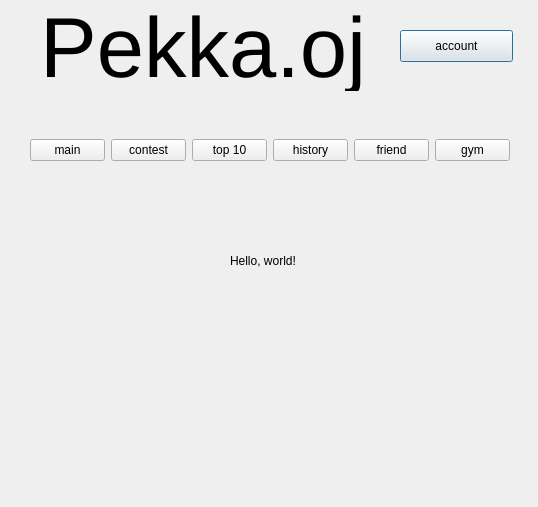
Qt form main.ui (trantienkhoa13/pta6final) before a commit.
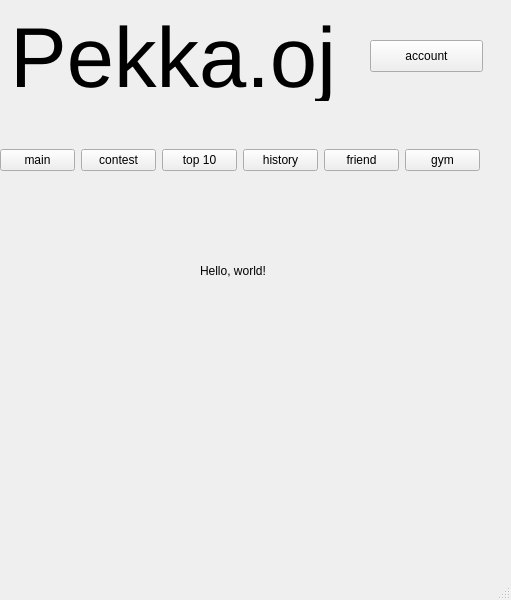
The same form after that commit. Icons and pictures are not drawn.

```diff
--- a/main.ui
+++ b/main.ui
@@ -1,23 +1,24 @@
 <?xml version="1.0" encoding="UTF-8"?>
 <ui version="4.0">
- <class>Dialog</class>
- <widget class="QDialog" name="Dialog">
+ <class>MainWindow</class>
+ <widget class="QMainWindow" name="MainWindow">
   <property name="geometry">
    <rect>
     <x>0</x>
     <y>0</y>
-    <width>538</width>
-    <height>507</height>
+    <width>511</width>
+    <height>600</height>
    </rect>
   </property>
   <property name="windowTitle">
    <string>Dialog</string>
   </property>
-  <widget class="QLabel" name="label">
+  <widget class="QWidget" name="centralwidget">
+   <widget class="QLabel" name="page_name">
    <property name="geometry">
     <rect>
-     <x>40</x>
-     <y>0</y>
+      <x>10</x>
+      <y>10</y>
      <width>361</width>
      <height>91</height>
     </rect>
@@ -26,94 +27,11 @@
     <string>&lt;html&gt;&lt;head/&gt;&lt;body&gt;&lt;p&gt;&lt;span style=&quot; font-size:64pt;&quot;&gt;Pekka.oj&lt;/span&gt;&lt;/p&gt;&lt;/body&gt;&lt;/html&gt;</string>
    </property>
   </widget>
-  <widget class="QLabel" name="label_3">
-   <property name="geometry">
-    <rect>
-     <x>20</x>
-     <y>280</y>
-     <width>181</width>
-     <height>51</height>
-    </rect>
-   </property>
-   <property name="text">
-    <string/>
-   </property>
-  </widget>
-  <widget class="QPushButton" name="pushButton_8">
-   <property name="geometry">
-    <rect>
-     <x>400</x>
-     <y>30</y>
-     <width>113</width>
-     <height>32</height>
-    </rect>
-   </property>
-   <property name="text">
-    <string>account</string>
-   </property>
-  </widget>
-  <widget class="QLabel" name="label_2">
-   <property name="geometry">
-    <rect>
-     <x>10</x>
-     <y>260</y>
-     <width>261</width>
-     <height>201</height>
-    </rect>
-   </property>
-   <property name="minimumSize">
-    <size>
-     <width>10</width>
-     <height>10</height>
-    </size>
-   </property>
-   <property name="text">
-    <string/>
-   </property>
-   <property name="pixmap">
-    <pixmap>../anh/li6r743gez7f1.png</pixmap>
-   </property>
-   <property name="scaledContents">
-    <bool>true</bool>
-   </property>
-  </widget>
-  <widget class="QLabel" name="label_4">
-   <property name="geometry">
-    <rect>
-     <x>190</x>
-     <y>210</y>
-     <width>171</width>
-     <height>121</height>
-    </rect>
-   </property>
-   <property name="text">
-    <string/>
-   </property>
-   <property name="pixmap">
-    <pixmap>../../../Downloads/download-removebg-preview.png</pixmap>
-   </property>
-   <property name="scaledContents">
-    <bool>true</bool>
-   </property>
-  </widget>
-  <widget class="QLabel" name="label_5">
-   <property name="geometry">
-    <rect>
-     <x>230</x>
-     <y>240</y>
-     <width>161</width>
-     <height>41</height>
-    </rect>
-   </property>
-   <property name="text">
-    <string>Hello, world!</string>
-   </property>
-  </widget>
   <widget class="QWidget" name="gridLayoutWidget">
    <property name="geometry">
     <rect>
-     <x>30</x>
-     <y>100</y>
+      <x>0</x>
+      <y>110</y>
      <width>480</width>
      <height>100</height>
     </rect>
@@ -163,6 +81,101 @@
     </item>
    </layout>
   </widget>
+   <widget class="QPushButton" name="account_button">
+    <property name="geometry">
+     <rect>
+      <x>370</x>
+      <y>40</y>
+      <width>113</width>
+      <height>32</height>
+     </rect>
+    </property>
+    <property name="text">
+     <string>account</string>
+    </property>
+   </widget>
+   <widget class="QLabel" name="talkcloud">
+    <property name="geometry">
+     <rect>
+      <x>160</x>
+      <y>220</y>
+      <width>171</width>
+      <height>121</height>
+     </rect>
+    </property>
+    <property name="text">
+     <string/>
+    </property>
+    <property name="pixmap">
+     <pixmap>../Downloads/download-removebg-preview.png</pixmap>
+    </property>
+    <property name="scaledContents">
+     <bool>true</bool>
+    </property>
+   </widget>
+   <widget class="QLabel" name="aku">
+    <property name="geometry">
+     <rect>
+      <x>-10</x>
+      <y>290</y>
+      <width>181</width>
+      <height>51</height>
+     </rect>
+    </property>
+    <property name="text">
+     <string/>
+    </property>
+   </widget>
+   <widget class="QLabel" name="pekka">
+    <property name="geometry">
+     <rect>
+      <x>-20</x>
+      <y>270</y>
+      <width>261</width>
+      <height>201</height>
+     </rect>
+    </property>
+    <property name="minimumSize">
+     <size>
+      <width>10</width>
+      <height>10</height>
+     </size>
+    </property>
+    <property name="text">
+     <string/>
+    </property>
+    <property name="pixmap">
+     <pixmap>../anh/li6r743gez7f1.png</pixmap>
+    </property>
+    <property name="scaledContents">
+     <bool>true</bool>
+    </property>
+   </widget>
+   <widget class="QLabel" name="helloworld">
+    <property name="geometry">
+     <rect>
+      <x>200</x>
+      <y>250</y>
+      <width>161</width>
+      <height>41</height>
+     </rect>
+    </property>
+    <property name="text">
+     <string>Hello, world!</string>
+    </property>
+   </widget>
+  </widget>
+  <widget class="QMenuBar" name="menubar">
+   <property name="geometry">
+    <rect>
+     <x>0</x>
+     <y>0</y>
+     <width>511</width>
+     <height>18</height>
+    </rect>
+   </property>
+  </widget>
+  <widget class="QStatusBar" name="statusbar"/>
  </widget>
  <resources/>
  <connections/>
```
Left out of the diff: 14 changed lines with no effect on the pictures. Lines whose indentation alone changed are shown as unchanged.
